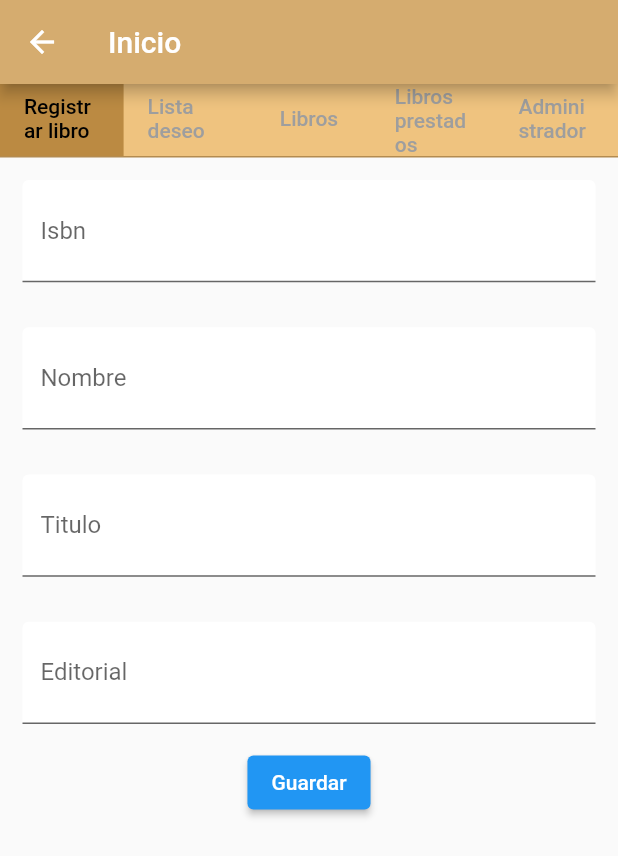
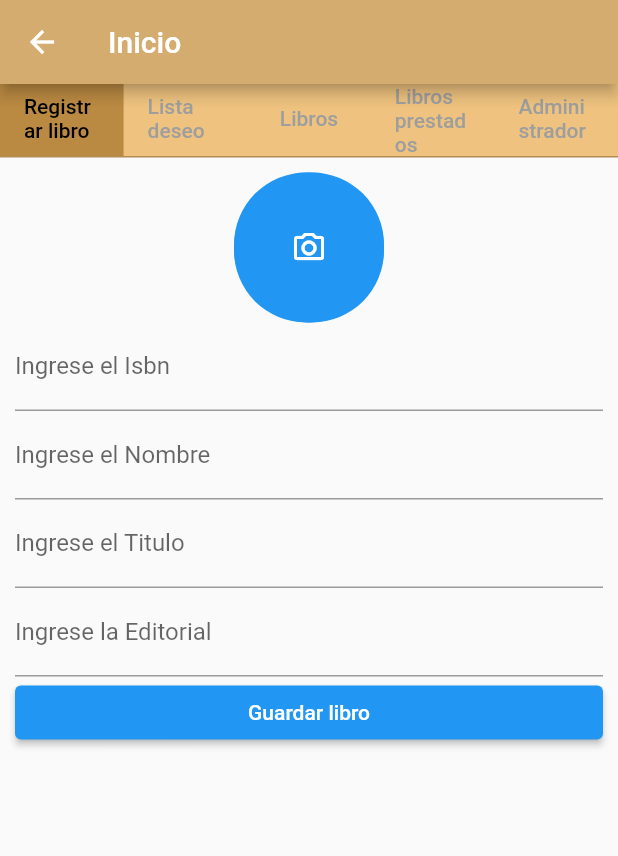
Before and after one commit to JesusDHernandezR/proyectbiblioteca, a Flutter app: the PanelInicio screen opened by its route, on a phone screen of 412 x 824 dp. Shown: the top 856 px of the screen. Run offline on Flutter 3.47's test engine with Material 2 defaults, Android fonts, the phone set to English and light mode, and no system bars; our stand-ins replace cloud_firestore, firebase_auth, firebase_core, firebase_storage, get, image_picker; accounts and stored records are empty; network calls fail.

Commit message:
guardar y consultar

```diff
--- /dev/null
+++ b/lib/data/service/peticionesfirebase.dart
@@ -0,0 +1,63 @@
+import 'dart:developer';
+
+import 'package:firebase_storage/firebase_storage.dart' as fs;
+import 'package:cloud_firestore/cloud_firestore.dart';
+import 'package:proyectbiblioteca/domain/modelos/libro.dart';
+
+class PeticionLibro {
+  static final fs.FirebaseStorage storage = fs.FirebaseStorage.instance;
+  static final FirebaseFirestore _db = FirebaseFirestore.instance;
+
+  static Future<void> crearLibro(Map<String, dynamic> catalogo, foto) async {
+    var url = '';
+    if (foto != null) {
+      url = await cargarfoto(foto, catalogo['isbn']);
+    }
+
+    catalogo['foto'] = url.toString();
+
+    await _db.collection('Libros').doc().set(catalogo).catchError((e) {});
+    //return true;
+  }
+
+  static Future<dynamic> cargarfoto(var foto, var idLibro) async {
+    final fs.Reference storageReference =
+        fs.FirebaseStorage.instance.ref().child("Libros");
+
+    fs.TaskSnapshot taskSnapshot =
+        await storageReference.child(idLibro).putFile(foto);
+
+    var url = await taskSnapshot.ref.getDownloadURL();
+
+    return url.toString();
+  }
+
+  // static Future<void> actualizarLibro(
+  //     String id, Map<String, dynamic> catalogo) async {
+  //   await _db.collection('Libros').doc(id).update(catalogo).catchError((e) {
+  //     log(e);
+  //   });
+  //   //return true;
+  // }
+
+  // static Future<void> eliminarcatalogo(String id) async {
+  //   await _db.collection('Libros').doc(id).delete().catchError((e) {
+  //     log(e);
+  //   });
+  //   //return true;
+  // }
+
+  static Future<List<Libro>> consultarGral() async {
+    List<Libro> lista = [];
+    await _db.collection("Libros").get().then((respuesta) {
+      for (var doc in respuesta.docs) {
+        log(doc.data().toString());
+        lista.add(Libro.desdeDoc(doc.data()));
+      }
+
+
+    });
+
+    return lista;
+  }
+}
--- /dev/null
+++ b/lib/domain/controller/controlfirebase.dart
@@ -0,0 +1,14 @@
+
+import 'package:get/get.dart';
+import 'package:proyectbiblioteca/data/service/peticionesfirebase.dart';
+import 'package:proyectbiblioteca/domain/modelos/libro.dart';
+
+class ConsultasController extends GetxController {
+  final Rxn<List<Libro>> _libroFirestore = Rxn<List<Libro>>();
+
+  Future<void> consultaLibros() async {
+    _libroFirestore.value = await PeticionLibro.consultarGral();
+  }
+
+  List<Libro>? get getLibrosGral => _libroFirestore.value;
+}
--- a/lib/domain/modelos/libro.dart
+++ b/lib/domain/modelos/libro.dart
@@ -1,25 +1,33 @@
 class Libro {
-  var isbn;
-  var nombre;
-  var titulo;
-  var editorial;
-  Libro({this.isbn, this.nombre, this.titulo, this.editorial});
+  final String isbn;
+  final String nombre;
+  final String titulo;
+  final String editorial;
+  final String foto;
+
+  Libro(
+      {required this.isbn,
+      required this.nombre,
+      required this.titulo,
+      required this.editorial,
+      required this.foto,
+      });
+
+  factory Libro.desdeDoc(Map<String, dynamic> data) {
+    return Libro(
+      isbn: data['isbn'] ?? '',
+      nombre: data['nombre'] ?? '',
+      titulo: data['titulo'] ?? '',
+      editorial: data['editorial'] ?? '',
+      foto: data['foto'] ?? ''
+    );
+  }
+
+  Map<String, dynamic> toJson() => {
+        "isbn": isbn,
+        "nombre": nombre,
+        "titulo": titulo,
+        "editorial": editorial,
+        "foto": foto,
+      };
 }
-
-List<Libro> listLibros = [
-  Libro(
-      isbn: '978-0-000-01',
-      nombre: 'Cosmos',
-      titulo: 'La teoria del cosmos',
-      editorial: 'breaknews'),
-  Libro(
-      isbn: '978-0-000-02',
-      nombre: 'Matematicas',
-      titulo: 'Introduccion a la aritmetica',
-      editorial: 'breaknews'),
-  Libro(
-      isbn: '978-0-000-03',
-      nombre: 'Física',
-      titulo: 'Mecanica de fluidos',
-      editorial: 'breaknews'),
-];
--- a/lib/main.dart
+++ b/lib/main.dart
@@ -1,12 +1,14 @@
 import 'package:firebase_core/firebase_core.dart';
 import 'package:flutter/material.dart';
 import 'package:get/get.dart';
+import 'package:proyectbiblioteca/domain/controller/controlfirebase.dart';
 import 'package:proyectbiblioteca/ui/app.dart';
 import 'domain/controller/controlusuariof.dart';
 
 void main() async {
   WidgetsFlutterBinding.ensureInitialized();
   await Firebase.initializeApp();
+  Get.put(ConsultasController());
   Get.put(ControlAuthFirebase());
   runApp(const App());
 }
--- /dev/null
+++ b/lib/ui/contenido/libros/addlibro.dart
@@ -0,0 +1,141 @@
+import 'dart:io';
+import 'package:flutter/material.dart';
+import 'package:get/get.dart';
+import 'package:image_picker/image_picker.dart';
+import 'package:proyectbiblioteca/data/service/peticionesfirebase.dart';
+
+class AgregarLibro extends StatefulWidget {
+  const AgregarLibro({Key? key}) : super(key: key);
+
+  @override
+  State<AgregarLibro> createState() => _AgregarLibroState();
+}
+
+class _AgregarLibroState extends State<AgregarLibro> {
+  var _image;
+  ImagePicker picker = ImagePicker();
+  TextEditingController controlIsbn = TextEditingController();
+  TextEditingController controlNombre = TextEditingController();
+  TextEditingController controlTitulo = TextEditingController();
+  TextEditingController controlEditorial = TextEditingController();
+
+  _camGaleria(bool op) async {
+    XFile? image;
+    image = op
+        ? await picker.pickImage(source: ImageSource.camera, imageQuality: 50)
+        : await picker.pickImage(source: ImageSource.gallery, imageQuality: 50);
+
+    setState(() {
+      _image = (image != null) ? File(image.path) : null;
+    });
+  }
+
+  @override
+  Widget build(BuildContext context) {
+    return Scaffold(
+      body: Padding(
+        padding: const EdgeInsets.all(10.0),
+        child: ListView(
+          children: [
+            Center(
+              child: GestureDetector(
+                onTap: () async {
+                  _opcioncamara(context);
+                },
+                child: CircleAvatar(
+                  radius: 50,
+                  backgroundColor: Colors.blue,
+                  child: _image != null
+                      ? ClipRRect(
+                          borderRadius: BorderRadius.circular(48),
+                          child: Image.file(
+                            _image,
+                            width: 100,
+                            height: 100,
+                            fit: BoxFit.fitHeight,
+                          ),
+                        )
+                      : Container(
+                          decoration: BoxDecoration(
+                            color: Colors.blue,
+                            borderRadius: BorderRadius.circular(48),
+                          ),
+                          width: 100,
+                          height: 100,
+                          child: const Icon(
+                            Icons.camera_alt_outlined,
+                            color: Colors.white,
+                          ),
+                        ),
+                ),
+              ),
+            ),
+            TextField(
+              controller: controlIsbn,
+              keyboardType: TextInputType.number,
+              decoration: const InputDecoration(labelText: 'Ingrese el Isbn'),
+            ),
+            TextField(
+              controller: controlNombre,
+              decoration: const InputDecoration(labelText: 'Ingrese el Nombre'),
+            ),
+            TextField(
+              controller: controlTitulo,
+              decoration: const InputDecoration(labelText: 'Ingrese el Titulo'),
+            ),
+            TextField(
+              controller: controlEditorial,
+              decoration:
+                  const InputDecoration(labelText: 'Ingrese la Editorial'),
+            ),
+            ElevatedButton(
+                onPressed: () {
+                  var catalogo = <String, dynamic>{
+                    'isbn': controlIsbn.text,
+                    'nombre': controlNombre.text,
+                    'titulo': controlTitulo.text,
+                    'editorial': controlEditorial.text,
+                    'foto': ''
+                  };
+
+                  PeticionLibro.crearLibro(catalogo, _image);
+                  Get.offAllNamed('/panelAdministrador');
+                },
+                child: const Text("Guardar libro"))
+          ],
+        ),
+      ),
+    );
+  }
+
+//Seleccionar la camara o la galeria
+
+  void _opcioncamara(context) {
+    showModalBottomSheet(
+        context: context,
+        builder: (BuildContext bc) {
+          return SafeArea(
+            child: Wrap(
+              children: <Widget>[
+                ListTile(
+                    leading: const Icon(Icons.photo_library),
+                    title: const Text('Imagen de Galeria'),
+                    onTap: () {
+                      _camGaleria(false);
+                      Get.back();
+                      // Navigator.of(context).pop();
+                    }),
+                ListTile(
+                  leading: const Icon(Icons.photo_camera),
+                  title: const Text('Capturar Imagen'),
+                  onTap: () {
+                    _camGaleria(true);
+                    Navigator.of(context).pop();
+                  },
+                ),
+              ],
+            ),
+          );
+        });
+  }
+}
--- a/lib/ui/contenido/panelinicioadmin.dart
+++ b/lib/ui/contenido/panelinicioadmin.dart
@@ -3,6 +3,8 @@ import 'package:proyectbiblioteca/domain/modelos/libro.dart';
 import 'package:proyectbiblioteca/ui/contenido/consultarlibro.dart';
 import 'package:proyectbiblioteca/ui/contenido/gestionaradministrador.dart';
 import 'package:proyectbiblioteca/ui/contenido/librodeseo.dart';
+import 'package:proyectbiblioteca/ui/contenido/libros/addlibro.dart';
+import 'package:proyectbiblioteca/ui/contenido/libros/listarlibro.dart';
 import 'package:proyectbiblioteca/ui/contenido/librosprestados.dart';
 import 'package:proyectbiblioteca/ui/contenido/registrarlibro.dart';
 
@@ -15,8 +17,6 @@ class PanelInicio extends StatefulWidget {
 
 class _PanelInicioState extends State<PanelInicio>
     with SingleTickerProviderStateMixin {
-  final List<Libro>? libros = listLibros;
-  Libro? libro;
   int seleccionarPagina = 0;
   TabController? _controller;
 
@@ -33,6 +33,7 @@ class _PanelInicioState extends State<PanelInicio>
     _controller!.dispose();
   }
 
+  final List<Libro> libros = [];
   @override
   Widget build(BuildContext context) {
     return Scaffold(
@@ -77,14 +78,12 @@ class _PanelInicioState extends State<PanelInicio>
           Expanded(
               child: TabBarView(
             controller: _controller,
-            children: [
-              RegistrarLibro(
-                gestionLibro: Libro(),
-              ),
-              const Deseo(),
-              const ConsultarLibros(),
-              const LibrosPrestados(),
-              const GestionarAdministrador()
+            children: const [
+              AgregarLibro(),
+              Deseo(),
+              ListarLibro(),
+              LibrosPrestados(),
+              GestionarAdministrador()
             ],
           ))
         ],
--- a/lib/ui/contenido/panelinicioestudiante.dart
+++ b/lib/ui/contenido/panelinicioestudiante.dart
@@ -4,6 +4,7 @@ import 'package:proyectbiblioteca/domain/controller/controlusuariof.dart';
 import 'package:proyectbiblioteca/ui/contenido/consultarlibro.dart';
 import 'package:proyectbiblioteca/ui/contenido/inicio.dart';
 import 'package:proyectbiblioteca/ui/contenido/librodeseo.dart';
+import 'package:proyectbiblioteca/ui/contenido/libros/listarlibro.dart';
 import 'package:proyectbiblioteca/ui/contenido/librosprestados.dart';
 
 class PanelInicioEstudiante extends StatefulWidget {
@@ -65,7 +66,7 @@ class _PanelInicioEstudiante extends State<PanelInicioEstudiante> {
                       Navigator.push(
                           context,
                           MaterialPageRoute(
-                              builder: ((context) => const ConsultarLibros())));
+                              builder: ((context) => const ListarLibro())));
                     },
                     child: const Text('Libros'),
                   ),
--- a/pubspec.yaml
+++ b/pubspec.yaml
@@ -38,6 +38,9 @@ dependencies:
   http:
   firebase_core: 2.0.0
   firebase_auth: 4.0.1
+  cloud_firestore:
+  firebase_storage:
+  image_picker:
 
 dev_dependencies:
   flutter_test:
```
Also changed, not shown: lib/ui/app.dart (+8 -1 lines), lib/ui/contenido/consultarlibro.dart (+8 -8 lines), lib/ui/contenido/libros/listarlibro.dart (added, +54 -0 lines), lib/ui/contenido/registrarlibro.dart (+7 -37 lines), pubspec.lock, 1 other file.
